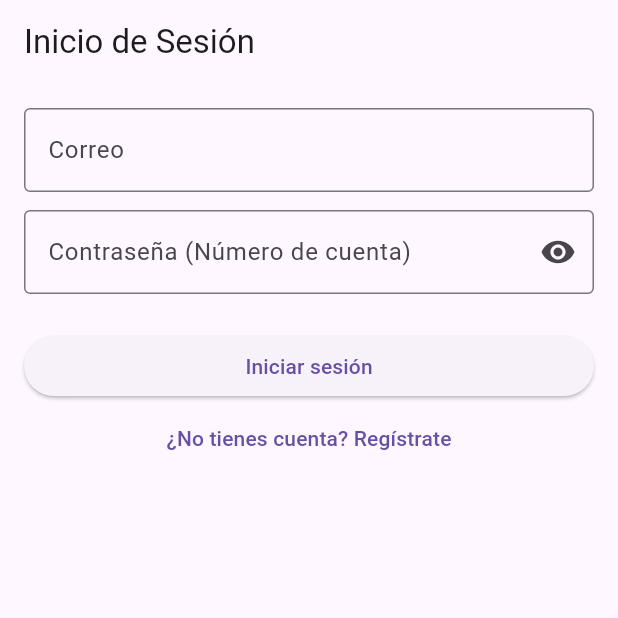
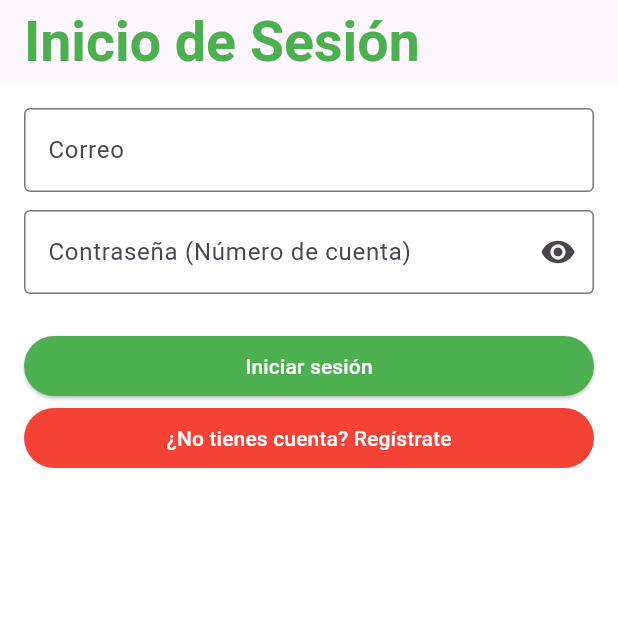
Before and after one commit to 3allancastro0/loginFinal, a Flutter app: the screen it shows after launch, on a phone screen of 412 x 824 dp, the top half of it. Run offline on Flutter 3.47's test engine with Material 3 defaults, Android fonts, the phone set to English and light mode, and no system bars; our stand-ins replace go_router.

Commit message:
modificacion en fuente color y estetica del login

```diff
--- a/lib/modulos/login_screen.dart
+++ b/lib/modulos/login_screen.dart
@@ -51,7 +51,18 @@ class _LoginScreenState extends State<LoginScreen> {
   @override
   Widget build(BuildContext context) {
     return Scaffold(
-      appBar: AppBar(title: const Text('Inicio de Sesión')),
+      backgroundColor: Colors.white,
+      appBar: AppBar(
+        title: const Text(
+          'Inicio de Sesión',
+          style: TextStyle(
+            fontSize: 37,
+            fontFamily: 'Roboto',
+            fontWeight: FontWeight.bold,
+          ),
+        ),
+        foregroundColor: Colors.green,
+      ),
       body: Padding(
         padding: const EdgeInsets.all(16),
         child: ListView(
@@ -73,10 +84,18 @@ class _LoginScreenState extends State<LoginScreen> {
             ElevatedButton(
               onPressed: _login,
               child: const Text('Iniciar sesión'),
+              style: ElevatedButton.styleFrom(
+                backgroundColor: Colors.green, // Fondo verde
+                foregroundColor: Colors.white, // Texto blanco (opcional)
+              ),
             ),
             TextButton(
               onPressed: () => context.go('/register'),
               child: const Text('¿No tienes cuenta? Regístrate'),
+              style: ElevatedButton.styleFrom(
+                backgroundColor: Colors.red,
+                foregroundColor: Colors.white,
+              ),
             ),
           ],
         ),
```
